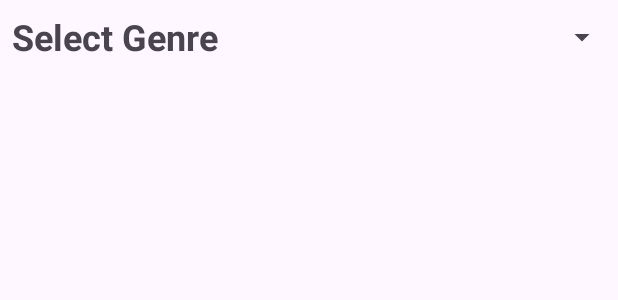
After one commit to alzzneon/BooksLibrary, an Android app: the layout header_item.xml on its own in the app's theme, with its tools: preview values and no code run, on a phone screen of 412 x 824 dp. The commit adds this screen. Shown: the top 300 px of the screen. Run offline under Robolectric (Android 15) with nearby library versions, the phone set to English and light mode, and no system bars.

Commit message:
Percobaan Implementasi Multiple item view types

```diff
--- /dev/null
+++ b/app/src/main/res/layout/header_item.xml
@@ -0,0 +1,32 @@
+<?xml version="1.0" encoding="utf-8"?>
+<androidx.constraintlayout.widget.ConstraintLayout xmlns:android="http://schemas.android.com/apk/res/android"
+    xmlns:app="http://schemas.android.com/apk/res-auto"
+    xmlns:tools="http://schemas.android.com/tools"
+    android:layout_width="match_parent"
+    android:layout_height="wrap_content">
+
+    <TextView
+        android:id="@+id/headerGenre"
+        android:layout_width="0dp"
+        android:layout_height="wrap_content"
+        android:text="Select Genre"
+        android:textSize="24sp"
+        android:textStyle="bold"
+        android:padding="8dp"
+        app:layout_constraintEnd_toEndOf="parent"
+        app:layout_constraintStart_toStartOf="parent"
+        app:layout_constraintTop_toTopOf="parent" />
+
+    <Spinner
+        android:id="@+id/spinnerGenre"
+        android:layout_width="0dp"
+        android:layout_height="wrap_content"
+        android:padding="8dp"
+        android:spinnerMode="dropdown"
+        app:layout_constraintBottom_toBottomOf="parent"
+        app:layout_constraintEnd_toEndOf="parent"
+        app:layout_constraintStart_toStartOf="parent"
+        app:layout_constraintTop_toTopOf="parent"
+        tools:ignore="TouchTargetSizeCheck" />
+
+</androidx.constraintlayout.widget.ConstraintLayout>
```
Also changed, not shown: app/src/main/java/com/project/projectuts/adapter/BukuAdapter.kt (+51 -14 lines).
